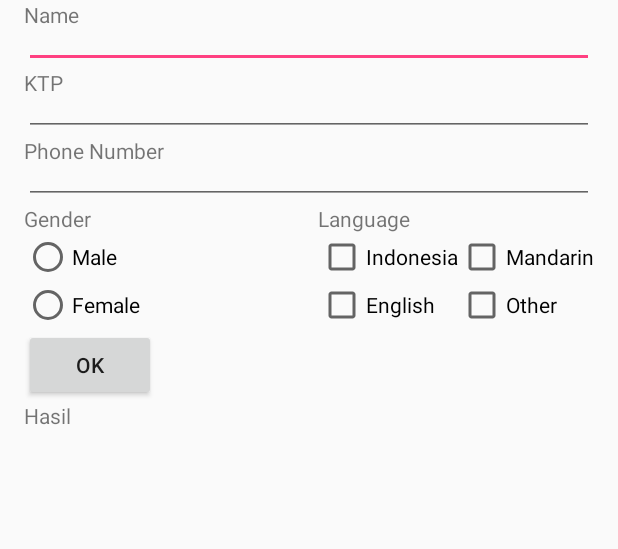
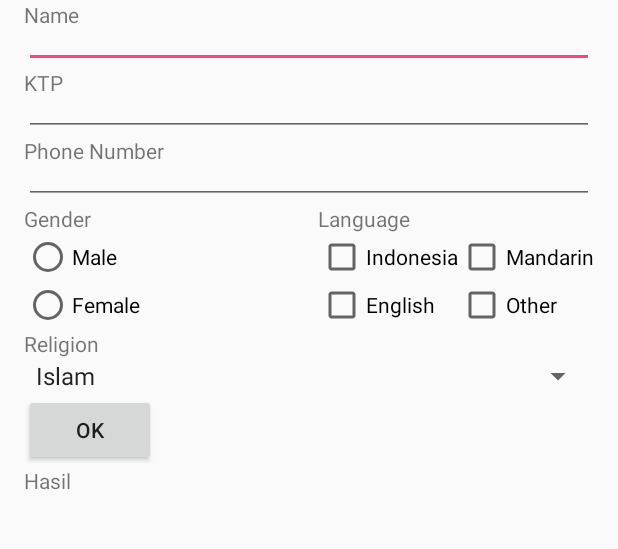
Before and after one commit to pashaneesa/FormLamaranKerja, an Android app: the screen it shows after launch (MainActivity), on a phone screen of 412 x 824 dp, the part 486-1035 px from its top. Run offline under Robolectric (Android 15) with nearby library versions, the phone set to English and light mode, and no system bars.

Commit message:
Adding spinner for religion (Islam, Kristen, Khatolik, Hindu, Budha, Konghuchu)

```diff
--- a/app/src/main/java/id/sch/smktelkom_mlg/tugas01/xirpl3025/formlamarankerja/MainActivity.java
+++ b/app/src/main/java/id/sch/smktelkom_mlg/tugas01/xirpl3025/formlamarankerja/MainActivity.java
@@ -16,6 +16,7 @@ public class MainActivity extends AppCompatActivity {
     Button butOK;
     RadioButton rbM, rbF;
     CheckBox cbID, cbEN, cbMA, cbOT;
+    Spinner spRe;
     TextView tvHasil;
 
     @Override
@@ -32,6 +33,7 @@ public class MainActivity extends AppCompatActivity {
         cbEN = (CheckBox) findViewById(R.id.checkBoxEN);
         cbMA = (CheckBox) findViewById(R.id.checkBoxMA);
         cbOT = (CheckBox) findViewById(R.id.checkBoxOT);
+        spRe = (Spinner) findViewById(R.id.spinnerRe);
         butOK = (Button) findViewById(R.id.buttonOK);
         tvHasil = (TextView) findViewById(R.id.textViewHasil);
 
@@ -59,7 +61,7 @@ public class MainActivity extends AppCompatActivity {
                 if (hasil == null  && hasil2 == null) {
                     tvHasil.setText("You haven't choose a gender");
                 } else {
-                    tvHasil.setText("Your Name: " + nama + "."+"\n"+"KTP: " + KTP + "."+"\n"+"Phone number: " + phone + "."+"\n"+"Gender: " + hasil+"."+hasil2+".");
+                    tvHasil.setText("Your Name: " + nama + "."+"\n"+"KTP: " + KTP + "."+"\n"+"Phone number: " + phone + "."+"\n"+"Gender: " + hasil+"."+hasil2+"."+"\n"+"Religion: "+spRe.getSelectedItem().toString());
                 }
 
             }
--- a/app/src/main/res/layout/activity_main.xml
+++ b/app/src/main/res/layout/activity_main.xml
@@ -174,14 +174,32 @@
         android:layout_toRightOf="@+id/checkBoxID"
         android:layout_toEndOf="@+id/checkBoxID" />
 
+    <TextView
+        android:layout_width="wrap_content"
+        android:layout_height="wrap_content"
+        android:text="Religion"
+        android:id="@+id/textView8"
+        android:layout_below="@+id/RadioGroupG"
+        android:layout_alignLeft="@+id/buttonOK"
+        android:layout_alignStart="@+id/buttonOK" />
+
+    <Spinner
+        android:layout_width="match_parent"
+        android:layout_height="wrap_content"
+        android:entries="@array/religion"
+        android:id="@+id/spinnerRe"
+        android:layout_below="@+id/textView8"
+        android:layout_alignParentLeft="true"
+        android:layout_alignParentStart="true" />
+
     <Button
         android:layout_width="wrap_content"
         android:layout_height="wrap_content"
         android:text="OK"
         android:id="@+id/buttonOK"
+        android:layout_below="@+id/spinnerRe"
         android:layout_alignParentLeft="true"
-        android:layout_alignParentStart="true"
-        android:layout_below="@+id/RadioGroupG" />
+        android:layout_alignParentStart="true" />
 
     <TextView
         android:layout_width="wrap_content"
```
